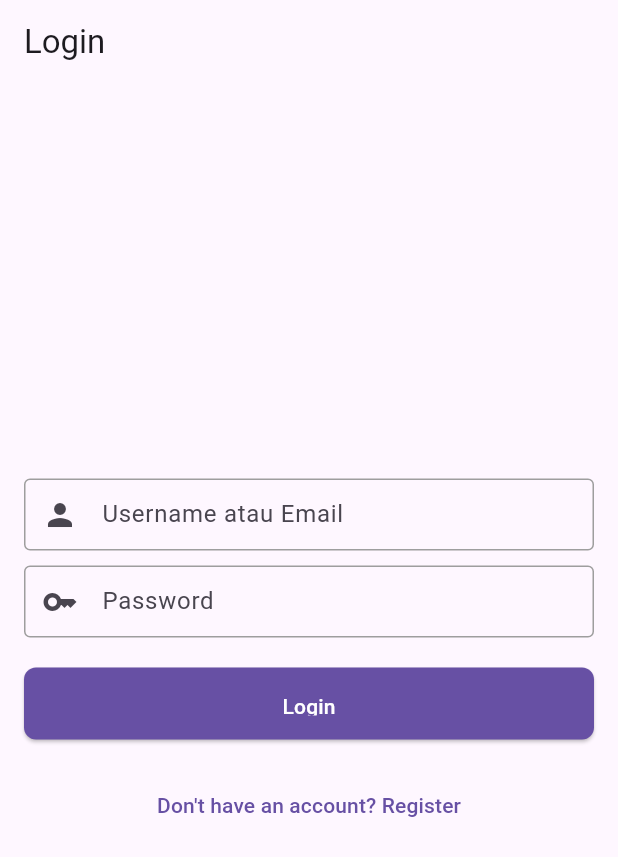
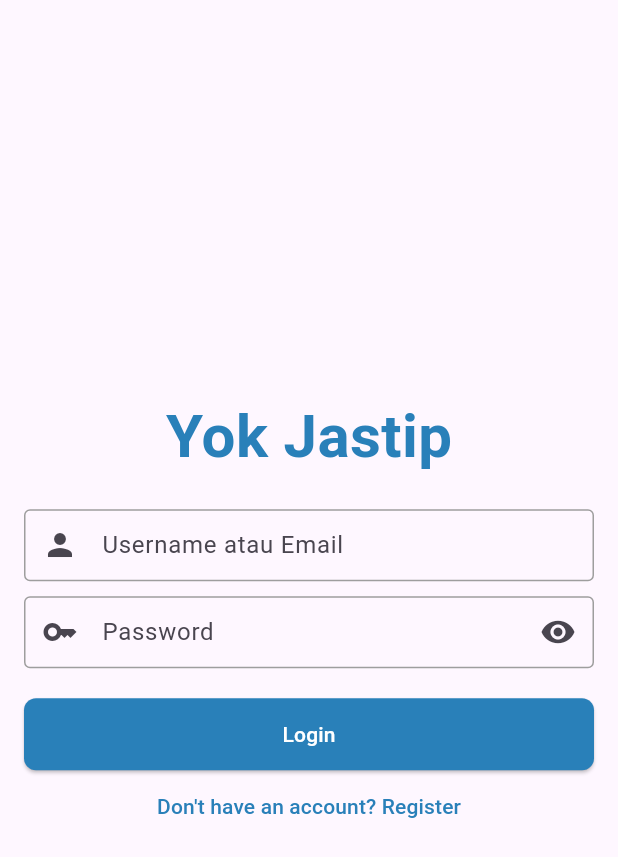
Before and after one commit to adisanwar/jastip_app, a Flutter app: the screen it shows after launch, on a phone screen of 412 x 824 dp. Shown: the top 857 px of the screen. Run offline on Flutter 3.47's test engine with Material 3 defaults, Android fonts, the light colour scheme and no system bars; our stand-ins replace connectivity_plus, dio, shared_preferences.

Commit message:
styling form login and register

```diff
--- a/lib/Constant/urls.dart
+++ b/lib/Constant/urls.dart
@@ -1,4 +1,6 @@
 class Appurl {
-  static String baseUrl = 'http://10.10.1.123:3000/api/';
+  // static String baseUrl = 'http://10.10.1.123:3000/api/';
+  // static String imageUrl = 'http://10.10.1.123:3000/default';
+  static String baseUrl = 'http://192.168.1.2:3000/api/';
   static String imageUrl = 'http://10.10.1.123:3000/default';
 }
--- a/lib/Screens/Auth/login.dart
+++ b/lib/Screens/Auth/login.dart
@@ -2,6 +2,8 @@ import 'package:flutter/material.dart';
 import 'package:jastip_app/Provider/AuthProvider/auth_provider.dart';
 import 'package:jastip_app/Screens/Auth/register.dart';
 import 'package:jastip_app/Screens/Home/HomePage.dart';
+import 'package:jastip_app/Styles/colors.dart';
+import 'package:jastip_app/Utils/routers.dart';
 import 'package:jastip_app/Widget/button_primary.dart';
 import 'package:jastip_app/Widget/text_form.dart';
 import 'package:provider/provider.dart';
@@ -15,36 +17,56 @@ class LoginPage extends StatefulWidget {
 
 class _LoginPageState extends State<LoginPage> {
   final _usernameController = TextEditingController();
-  final _emailController = TextEditingController();
   final _passwordController = TextEditingController();
   bool _isLoading = false;
   String _errorMessage = '';
+  bool _obscureText = true;
+
+  // Method to toggle obscure text
+  void toggleObscureText() {
+    setState(() {
+      _obscureText = !_obscureText;
+    });
+  }
 
   @override
   Widget build(BuildContext context) {
     return Scaffold(
-      appBar: AppBar(
-        title: const Text('Login'),
-      ),
+      // appBar: AppBar(
+      //   title: const Text('Login'),
+      // ),
       body: Padding(
         padding: const EdgeInsets.all(16.0),
         child: Column(
           mainAxisAlignment: MainAxisAlignment.center,
           crossAxisAlignment: CrossAxisAlignment.center,
           children: [
-            FormPrimary(controller: _usernameController, labelText: 'Username atau Email', prefixIcon: const Icon(Icons.person),),
-            // TextField(
-            //   controller: _usernameController,
-            //   decoration: const InputDecoration(labelText: 'Username'),
-            // ),
-            SizedBox(height: 10,),
-            FormPrimary(controller: _passwordController, labelText: 'Password', obscureText: true, prefixIcon: Icon(Icons.key),),
-            if (_errorMessage.isNotEmpty)
-              Padding(
-                padding: const EdgeInsets.all(8.0),
-                child: Text(
-                  _errorMessage,
-                  style: const TextStyle(color: Colors.red),
+            Text(
+              'Yok Jastip',
+              style: TextStyle(
+                  fontSize: 40,
+                  color: primaryColor,
+                  fontWeight: FontWeight.bold),
+            ),
+            SizedBox(
+              height: 20,
+            ),
+            FormPrimary(
+              controller: _usernameController,
+              labelText: 'Username atau Email',
+              prefixIcon: const Icon(Icons.person),
+            ),
+            const SizedBox(height: 10),
+            FormPrimary(
+              controller: _passwordController,
+              labelText: 'Password',
+              obscureText: _obscureText,
+              prefixIcon: const Icon(Icons.key),
+              suffixIcon: IconButton(
+                icon: Icon(
+                  _obscureText ? Icons.visibility : Icons.visibility_off,
+                ),
+                onPressed: toggleObscureText,
               ),
             ),
             const SizedBox(height: 20),
@@ -54,16 +76,24 @@ class _LoginPageState extends State<LoginPage> {
                     onPressed: _login,
                     child: const Text('Login'),
                   ),
-            const SizedBox(height: 20),
-            // Tambahkan teks register
+            if (_errorMessage.isNotEmpty)
+              Padding(
+                padding: const EdgeInsets.all(5.0),
+                child: Text(
+                  _errorMessage,
+                  style: const TextStyle(color: Colors.red),
+                ),
+              ),
+            // const SizedBox(height: 10),
             TextButton(
               onPressed: () {
-                // Navigasi ke halaman register
-                Navigator.push(
-                  context,
-                  MaterialPageRoute(builder: (context) => const RegisterPage()),
-                );
+                PageNavigator(ctx: context)
+                    .nextPage(page: const RegisterPage());
               },
+              style: TextButton.styleFrom(
+                foregroundColor:
+                    primaryColor, // Ganti dengan warna yang Anda inginkan
+              ),
               child: const Text("Don't have an account? Register"),
             ),
           ],
@@ -79,14 +109,14 @@ class _LoginPageState extends State<LoginPage> {
     });
 
     final username = _usernameController.text;
-  final email = _emailController.text;
     final password = _passwordController.text;
 
     final authProvider = Provider.of<AuthProvider>(context, listen: false);
 
     // Tentukan apakah input adalah email atau username
-  final isEmail = RegExp(r'^[a-zA-Z0-9._%+-]+@[a-zA-Z0-9.-]+\.[a-zA-Z]{2,4}$').hasMatch(email);
-  final identifier = isEmail ? email : username; // Jika email, kirimkan email, jika tidak kirimkan username
+    final isEmail = RegExp(r'^[a-zA-Z0-9._%+-]+@[a-zA-Z0-9.-]+\.[a-zA-Z]{2,4}$')
+        .hasMatch(username);
+    final identifier = isEmail ? username : username;
 
     final success = await authProvider.login(identifier, password);
 
@@ -95,17 +125,11 @@ class _LoginPageState extends State<LoginPage> {
     });
 
     if (success) {
-    // Navigasi ke HomePage jika login berhasil
-    Navigator.pushReplacement(
-      context,
-      MaterialPageRoute(builder: (context) => const HomePage()),
-    );
+      PageNavigator(ctx: context).nextPageOnly(page: const HomePage());
     } else {
       setState(() {
         _errorMessage = 'Login gagal. Periksa username dan password.';
       });
     }
   }
-
-
 }
--- a/lib/Screens/Home/HomePage.dart
+++ b/lib/Screens/Home/HomePage.dart
@@ -1,6 +1,7 @@
 import 'package:flutter/material.dart';
 import 'package:jastip_app/Provider/AuthProvider/auth_provider.dart';
 import 'package:jastip_app/Screens/Auth/login.dart';
+import 'package:jastip_app/Utils/routers.dart';
 import 'package:provider/provider.dart';
 
 class HomePage extends StatelessWidget {
@@ -20,10 +21,7 @@ class HomePage extends StatelessWidget {
               // Memanggil fungsi logout dengan BuildContext
               await authProvider.logout(context);
               // Mengarahkan ke halaman login setelah logout
-              Navigator.pushReplacement(
-                context,
-                MaterialPageRoute(builder: (context) => const LoginPage()),
-              );
+              PageNavigator(ctx: context).nextPageOnly(page: const LoginPage());
             },
           )
         ],
--- a/lib/Widget/button_primary.dart
+++ b/lib/Widget/button_primary.dart
@@ -4,7 +4,7 @@ import 'package:jastip_app/Styles/colors.dart';
 class ButtonPrimary extends StatelessWidget {
   final VoidCallback? onPressed;
   final Widget child;
-  final Color? color;
+  // final Color? color;
   final double borderRadius;
   final double padding;
   final double height; // Tambahkan properti height
@@ -13,9 +13,9 @@ class ButtonPrimary extends StatelessWidget {
     Key? key,
     required this.onPressed,
     required this.child,
-    this.color,
+    // this.color,
     this.borderRadius = 8.0,
-    this.padding = 16.0,
+    this.padding = 14.0,
     this.height = 48.0, // Default tinggi tombol 48
   }) : super(key: key);
 
@@ -27,7 +27,7 @@ class ButtonPrimary extends StatelessWidget {
       child: ElevatedButton(
         onPressed: onPressed,
         style: ElevatedButton.styleFrom(
-          backgroundColor: color ?? Theme.of(context).primaryColor,
+          backgroundColor: primaryColor,
           foregroundColor: white, // Warna teks tombol
           padding: EdgeInsets.all(padding),
           shape: RoundedRectangleBorder(
--- a/lib/Widget/text_form.dart
+++ b/lib/Widget/text_form.dart
@@ -6,6 +6,7 @@ class FormPrimary extends StatelessWidget {
   final String? Function(String?)? validator;
   final bool obscureText;
   final Widget? prefixIcon;
+  final Widget? suffixIcon;
 
   const FormPrimary({
     Key? key,
@@ -13,7 +14,8 @@ class FormPrimary extends StatelessWidget {
     required this.labelText,
     this.validator,
     this.obscureText = false,
-    this.prefixIcon
+    this.prefixIcon,
+    this.suffixIcon,
   }) : super(key: key);
 
   @override
@@ -31,6 +33,7 @@ class FormPrimary extends StatelessWidget {
         ), // Border when not focused
         // hintText: 'Masukan $labelText', // Example hint text
         prefixIcon: prefixIcon, // Example icon (you can customize)
+        suffixIcon: suffixIcon,
         contentPadding: EdgeInsets.symmetric(horizontal: 16, vertical: 12),
       ),
       validator: validator,
```
Also changed, not shown: lib/Provider/AuthProvider/auth_provider.dart (+12 -12 lines), lib/Screens/Auth/register.dart (+17 -10 lines), 1 other file. Lines whose indentation alone changed are shown as unchanged.
